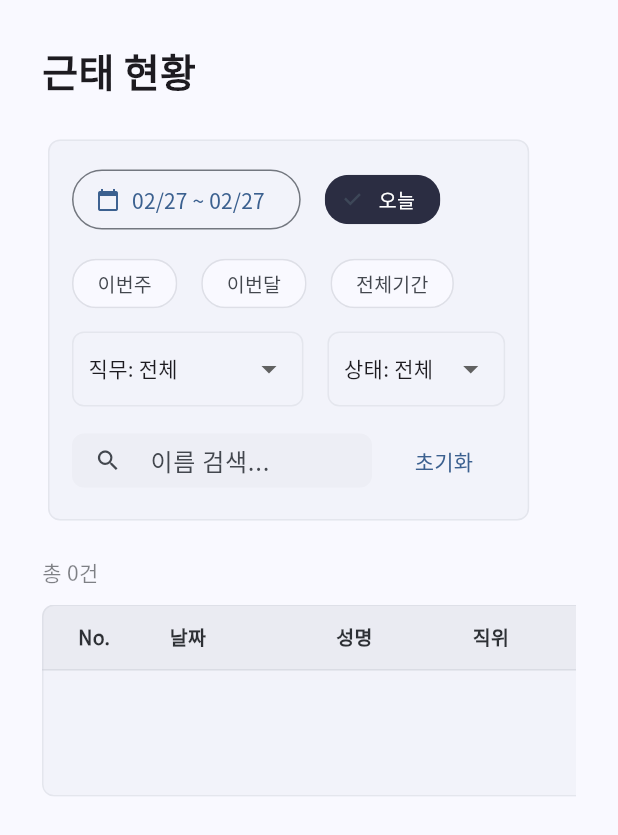
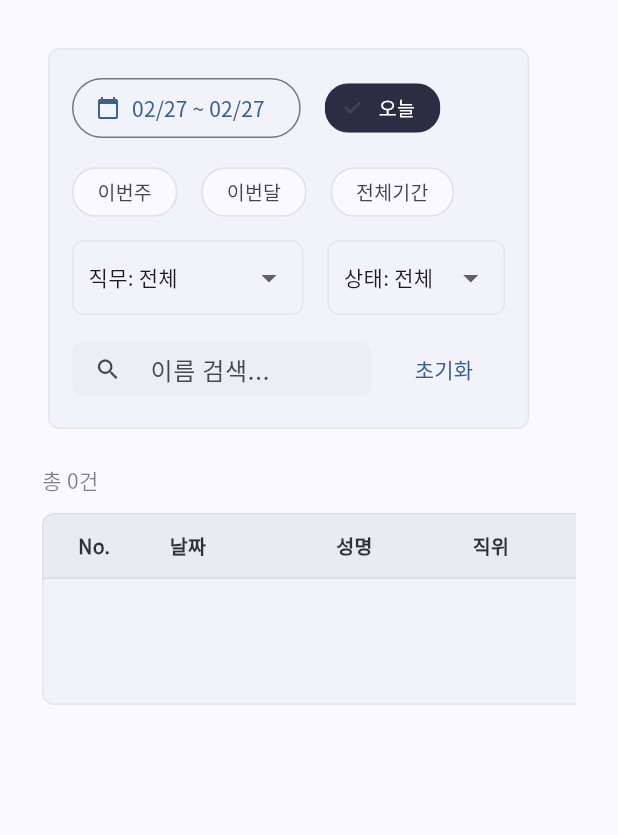
Before and after one commit to forever8710-cloud/attendance_go, a Flutter app: the AttendanceRecordsScreen widget shown alone on an empty page, opened directly, on a phone screen of 412 x 824 dp. Shown: the top 835 px of the screen. Run offline on Flutter 3.47's test engine with Material 3 defaults, Android fonts, the phone set to English and light mode, and no system bars; our stand-ins replace fl_chart, flutter_dotenv, flutter_riverpod, freezed_annotation, geolocator, google_fonts and 3 more; missing offline and left inert: dart:js_interop, excel; accounts and stored records are empty.

Commit message:
UI 개선: 메뉴별 중복 타이틀 제거 + 필터 드롭다운 중복 수정 + 사이드네비 여백
- 근태현황/급여관리/설정 화면 상단 타이틀 텍스트 제거 (사이드메뉴와 중복)
- 근태현황 직무/상태 필터 드롭다운 항목 중복 표시 수정 (selectedItemBuilder 적용)
- 사이드 네비게이션 로고와 메뉴 사이 12px 여백 추가

Co-Authored-By: Claude Opus 4.6 <noreply@anthropic.com>

```diff
--- a/apps/manager_web/lib/core/widgets/side_nav_drawer.dart
+++ b/apps/manager_web/lib/core/widgets/side_nav_drawer.dart
@@ -70,6 +70,7 @@ class SideNavDrawer extends StatelessWidget {
               ],
             ),
           ),
+          const SizedBox(height: 12),
           // 메뉴 리스트
           Expanded(
             child: ListView.builder(
--- a/apps/manager_web/lib/features/attendance_records/presentation/attendance_records_screen.dart
+++ b/apps/manager_web/lib/features/attendance_records/presentation/attendance_records_screen.dart
@@ -69,9 +69,6 @@ class _AttendanceRecordsScreenState extends ConsumerState<AttendanceRecordsScree
           child: Column(
             crossAxisAlignment: CrossAxisAlignment.start,
             children: [
-              const Text('근태 현황', style: TextStyle(fontSize: 26, fontWeight: FontWeight.bold)),
-              const SizedBox(height: 24),
-
               // Filters
               Card(
                 elevation: 0,
@@ -354,7 +351,11 @@ class _AttendanceRecordsScreenState extends ConsumerState<AttendanceRecordsScree
       child: DropdownButtonHideUnderline(
         child: DropdownButton<String>(
           value: value,
-          items: items.map((v) => DropdownMenuItem(value: v, child: Text('$label: $v', style: const TextStyle(fontSize: 14)))).toList(),
+          selectedItemBuilder: (context) => items.map((v) => Align(
+            alignment: Alignment.centerLeft,
+            child: Text('$label: $v', style: const TextStyle(fontSize: 14)),
+          )).toList(),
+          items: items.map((v) => DropdownMenuItem(value: v, child: Text(v, style: const TextStyle(fontSize: 14)))).toList(),
           onChanged: onChanged,
         ),
       ),
--- a/apps/manager_web/lib/features/payroll/presentation/payroll_screen.dart
+++ b/apps/manager_web/lib/features/payroll/presentation/payroll_screen.dart
@@ -42,9 +42,6 @@ class _PayrollScreenState extends ConsumerState<PayrollScreen> {
           child: Column(
             crossAxisAlignment: CrossAxisAlignment.start,
             children: [
-              const Text('급여 관리', style: TextStyle(fontSize: 26, fontWeight: FontWeight.bold)),
-              const SizedBox(height: 24),
-
               // Year-month selector + generate button
               Row(
                 children: [
--- a/apps/manager_web/lib/features/settings/presentation/settings_screen.dart
+++ b/apps/manager_web/lib/features/settings/presentation/settings_screen.dart
@@ -38,9 +38,6 @@ class _SettingsScreenState extends ConsumerState<SettingsScreen> with SingleTick
       child: Column(
         crossAxisAlignment: CrossAxisAlignment.start,
         children: [
-          const Text('설정', style: TextStyle(fontSize: 26, fontWeight: FontWeight.bold)),
-          const SizedBox(height: 24),
-
           Align(
             alignment: Alignment.centerLeft,
             child: ConstrainedBox(
```
